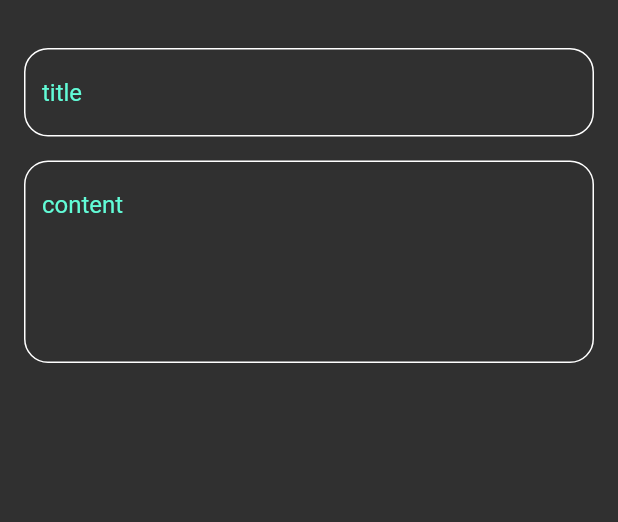
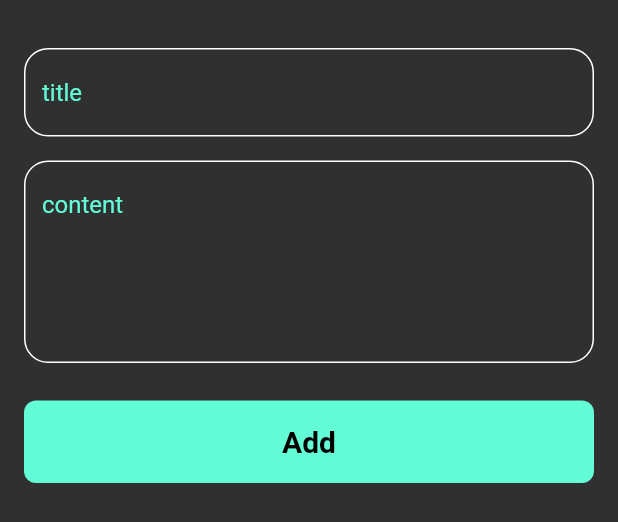
Before and after one commit to hatem156/Notes_app, a Flutter app: the Addnotebottomsheet widget shown alone on an empty page, opened directly, on a phone screen of 412 x 824 dp. Shown: the top 522 px of the screen. Run offline on Flutter 3.47's test engine with Material 2 defaults, Android fonts, the phone set to English and light mode, and no system bars.

Commit message:
creat custom button

```diff
--- a/app_notes/lib/views/widgetes/add_note_bottom_sheet.dart
+++ b/app_notes/lib/views/widgetes/add_note_bottom_sheet.dart
@@ -1,5 +1,8 @@
+import 'package:app_notes/views/widgetes/constant.dart';
 import 'package:app_notes/views/widgetes/custom_text_field.dart';
 import 'package:flutter/material.dart';
+
+import 'cusstom_button.dart';
 class Addnotebottomsheet extends StatelessWidget {
   const Addnotebottomsheet({super.key});
 
@@ -7,6 +10,7 @@
   Widget build(BuildContext context) {
     return Padding(
       padding: const EdgeInsets.symmetric(horizontal: 16),
+      child: SingleChildScrollView(
         child: Column(
           children:const [
             SizedBox(height: 32,),
@@ -18,7 +22,10 @@
               hint: 'content',
               maxlines: 5,
             ),
+            SizedBox(height: 25,),
+            Custombutton(),
           ],
+        ),
       ),
     );
   }
--- /dev/null
+++ b/app_notes/lib/views/widgetes/cusstom_button.dart
@@ -0,0 +1,26 @@
+import 'package:flutter/material.dart';
+
+import 'constant.dart';
+class Custombutton extends StatelessWidget {
+  const Custombutton({super.key});
+
+  @override
+  Widget build(BuildContext context) {
+    return Container(
+      width: MediaQuery.of(context).size.width,
+      height: 55,
+      decoration: BoxDecoration(
+        color: kprimarycolor,
+        borderRadius: BorderRadius.circular(8)
+      ),
+      child:const Center(
+        child:Text('Add',
+        style:TextStyle(
+          color: Colors.black,
+          fontSize: 20,
+          fontWeight: FontWeight.bold,
+        ),),
+        ),
+    );
+  }
+}
```
Lines whose indentation alone changed are shown as unchanged.
